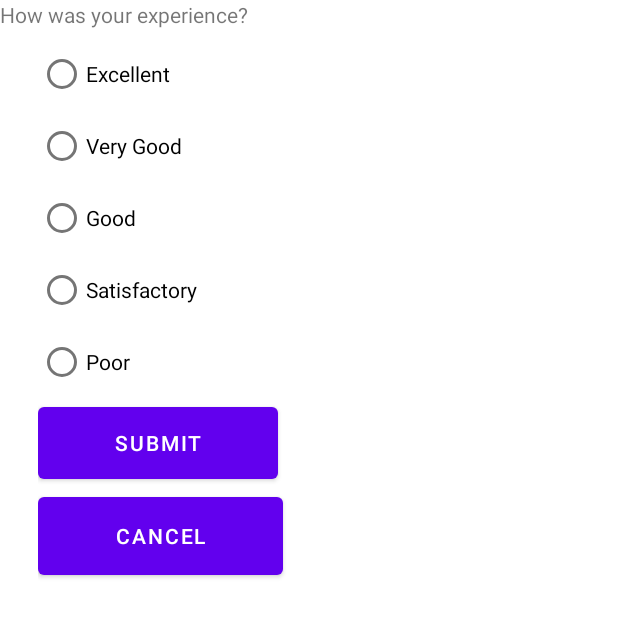
After one commit to zeidrihani/AndroidsPizza, an Android app: the layout report_dialog.xml on its own in the app's theme, with its tools: preview values and no code run, on a phone screen of 412 x 824 dp. The commit adds this screen. Shown: the top 617 px of the screen. Run offline under Robolectric (Android 15) with nearby library versions, the phone set to English and light mode, and no system bars.

Commit message:
Pizza Restaurant App

```diff
--- /dev/null
+++ b/app/src/main/res/layout/report_dialog.xml
@@ -0,0 +1,72 @@
+<?xml version="1.0" encoding="utf-8"?>
+<androidx.constraintlayout.widget.ConstraintLayout xmlns:android="http://schemas.android.com/apk/res/android"
+    xmlns:app="http://schemas.android.com/apk/res-auto"
+    xmlns:tools="http://schemas.android.com/tools"
+    android:layout_width="wrap_content"
+    android:layout_height="wrap_content">
+
+    <TextView
+        android:id="@+id/textView6"
+        android:layout_width="match_parent"
+        android:layout_height="match_parent" />
+
+    <RadioGroup
+        android:id="@+id/RatingRadioGroup"
+        android:layout_width="399dp"
+        android:layout_height="542dp"
+        android:padding="25dp"
+        tools:layout_editor_absoluteX="4dp"
+        tools:layout_editor_absoluteY="156dp">
+
+        <RadioButton
+            android:id="@+id/excellentRB"
+            android:layout_width="wrap_content"
+            android:layout_height="wrap_content"
+            android:text="Excellent" />
+
+        <RadioButton
+            android:id="@+id/vgoodRB"
+            android:layout_width="wrap_content"
+            android:layout_height="wrap_content"
+            android:text="Very Good" />
+
+        <RadioButton
+            android:id="@+id/goodRB"
+            android:layout_width="wrap_content"
+            android:layout_height="wrap_content"
+            android:text="Good" />
+
+        <RadioButton
+            android:id="@+id/satisfactoryRB"
+            android:layout_width="wrap_content"
+            android:layout_height="wrap_content"
+            android:text="Satisfactory" />
+
+        <RadioButton
+            android:id="@+id/poorRB"
+            android:layout_width="wrap_content"
+            android:layout_height="wrap_content"
+            android:text="Poor" />
+
+        <Button
+            android:id="@+id/submitBT"
+            android:layout_width="160dp"
+            android:layout_height="60dp"
+            android:text="Submit" />
+
+        <Button
+            android:id="@+id/cancelBT"
+            android:layout_width="163dp"
+            android:layout_height="64dp"
+            android:text="Cancel" />
+    </RadioGroup>
+
+    <TextView
+        android:id="@+id/textView7"
+        android:layout_width="203dp"
+        android:layout_height="51dp"
+        android:text="How was your experience?"
+        tools:layout_editor_absoluteX="114dp"
+        tools:layout_editor_absoluteY="74dp" />
+
+</androidx.constraintlayout.widget.ConstraintLayout>
```
Also changed, not shown: app/src/main/java/com/example/zeidspizza/MainActivity.kt (+23 -2 lines), app/src/main/java/com/example/zeidspizza/ReportClass.kt (added, +27 -0 lines), app/src/main/res/menu/my_menu.xml (added, +22 -0 lines).
